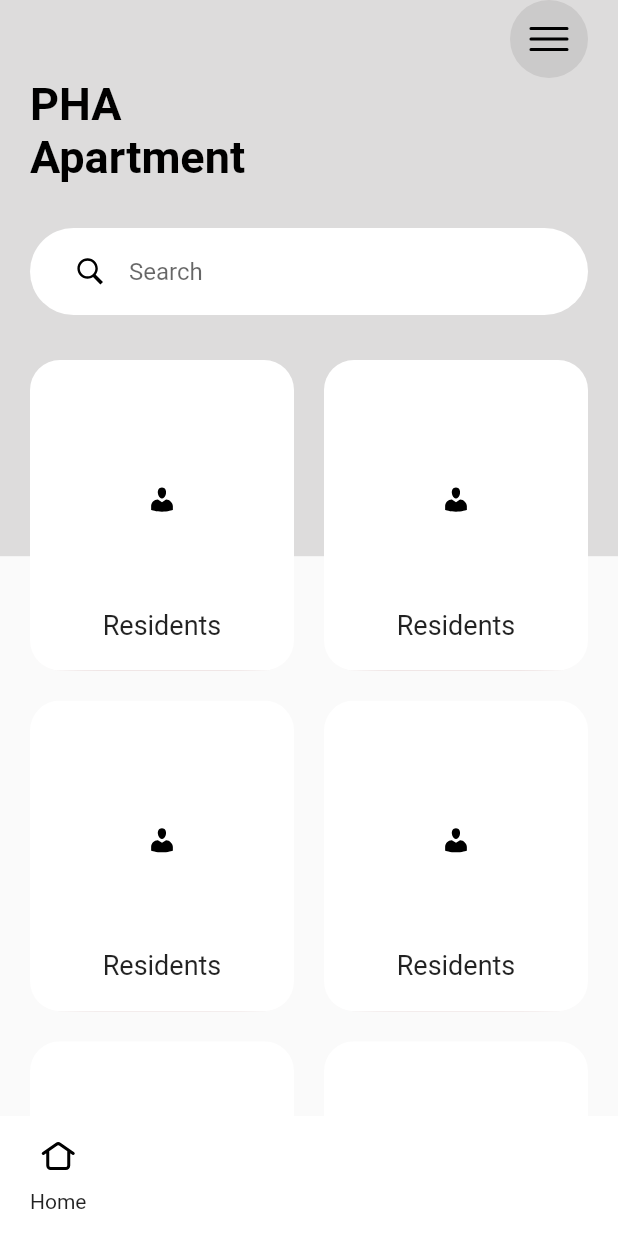
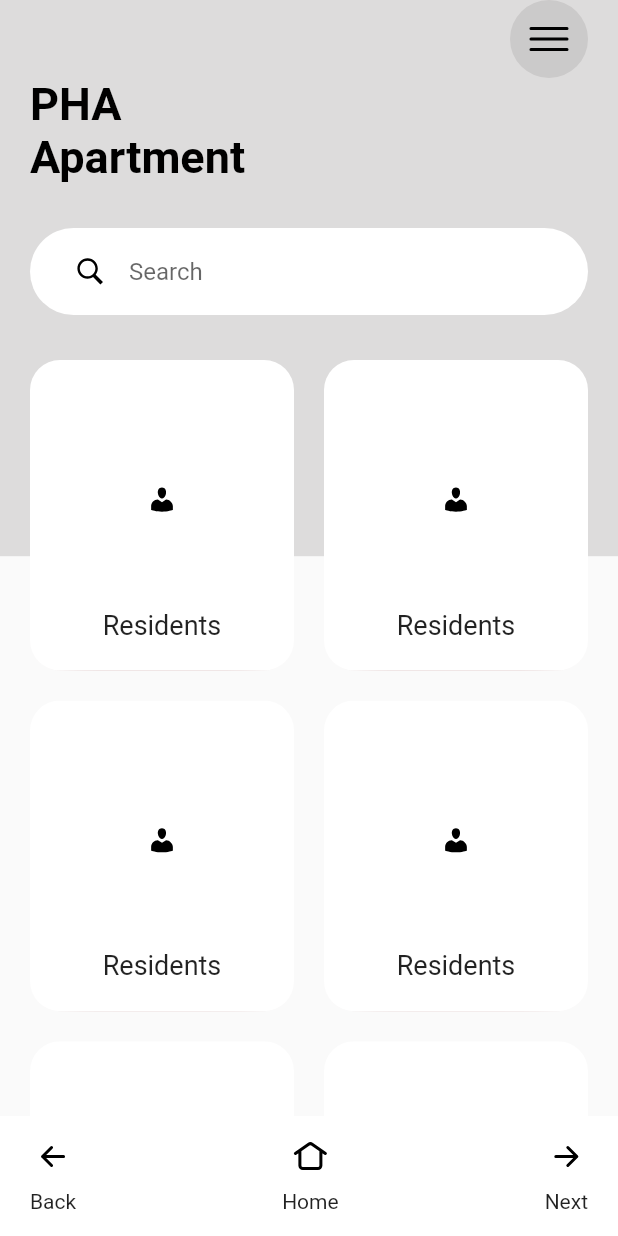
Before and after one commit to PoojaAcharya28/Flat-Managemet-System, a Flutter app: the screen it shows after launch, on a phone screen of 412 x 824 dp. Run offline on Flutter 3.47's test engine with Material 2 defaults, Android fonts, the phone set to English and light mode, and no system bars; our stand-ins replace flutter_svg, pinput.

Commit message:
#Comment code improved

```diff
--- a/lib/dashboard.dart
+++ b/lib/dashboard.dart
@@ -1,37 +1,34 @@
 import 'package:flutter/material.dart';
+import 'package:flutter/scheduler.dart';
 import 'package:flutter_svg/flutter_svg.dart';
+import 'package:my_app/widgets/bottom_nav_bar.dart';
 import 'package:my_app/widgets/category_card.dart';
 
 import 'login.dart';
+import 'modules/detail_screen.dart';
 
-class DashBoard extends StatelessWidget {
+class DashBoard extends StatefulWidget {
 
+  @override
+  State<DashBoard> createState() => _DashBoardState();
+}
+
+class _DashBoardState extends State<DashBoard> {
+
+  // @override
+  // void initState() {
+
+  //   SchedulerBinding.instance.scheduleFrameCallback((timeStamp) {
+
+  //   });
+  //   super.initState();
+  // }
 
   @override
   Widget build(BuildContext context) {
     var size =MediaQuery.of(context).size;   //total height of my phone
     return  Scaffold(
-      bottomNavigationBar: Container(
-        padding: EdgeInsets.symmetric(horizontal:20,vertical: 10 ),
-        height: 80,
-        color: Colors.white,
-        child: Row(
-          children: <Widget>[
-            GestureDetector(
-              child: Column(
-                mainAxisAlignment: MainAxisAlignment.spaceAround,
-                children: <Widget>[
-                  SvgPicture.asset("assets/icons/home2.svg",
-                  ),
-                  Text("Home"),
-
-                ],
-              ),
-            )
-
-          ],
-        ),
-      ),
+      bottomNavigationBar: BottomNavBar(),
       body: Stack(
         children: <Widget>[
           Container(height: size.height * .45 ,   //45% of total height
@@ -107,7 +104,7 @@ class DashBoard extends StatelessWidget {
                         title: "Residents",
                         svgSrc: "assets/icons/admin.svg",
                         press: (){
-                          //Navigator.push(context, MaterialPageRoute(builder: (context) => SecondRoute()),);
+                         // Navigator.push(context, MaterialPageRoute(builder: (context) {return DetailsScreen();}),);
 
                         },
                       ),
@@ -133,6 +130,7 @@ class DashBoard extends StatelessWidget {
                         title: "Residents",
                         svgSrc: "assets/icons/admin.svg",
                         press: (){},
+
                       ),
 
                       CategoryCard(
--- /dev/null
+++ b/lib/modules/detail_screen.dart
@@ -0,0 +1,10 @@
+import 'package:flutter/material.dart';
+
+class DetailsScreen extends StatelessWidget {
+
+
+  @override
+  Widget build(BuildContext context) {
+    return  Container();
+  }
+}
--- /dev/null
+++ b/lib/widgets/bottom_nav_bar.dart
@@ -0,0 +1,73 @@
+import 'package:flutter/material.dart';
+import 'package:flutter_svg/svg.dart';
+
+class BottomNavBar extends StatelessWidget {
+  const BottomNavBar({
+    super.key,
+  });
+
+  @override
+  Widget build(BuildContext context) {
+    return Container(
+      padding: EdgeInsets.symmetric(horizontal:20,vertical: 10 ),
+      height: 80,
+      color: Colors.white,
+      child: Row(
+        mainAxisAlignment: MainAxisAlignment.spaceBetween,
+        children: <Widget>[
+          BottomNavItem(
+
+            svgSrc: "assets/icons/arrowback.svg",
+            title: "Back",
+            press: (){},
+          ),
+          BottomNavItem(
+            title: "Home",
+            svgSrc: "assets/icons/home2.svg",
+            press: (){},
+          ),
+
+          BottomNavItem(
+            title: "Next",
+            svgSrc: "assets/icons/arrowforward.svg",
+            press: (){},
+          )
+
+        ],
+      ),
+    );
+  }
+}
+
+class BottomNavItem extends StatelessWidget {
+  final String svgSrc;
+  final String title;
+  final Function press;
+  final bool isActive;
+
+
+  const BottomNavItem({
+    super.key,
+     required this.svgSrc,
+     required this.title,
+      required this.press,
+       this.isActive = false,
+  });
+
+  @override
+  Widget build(BuildContext context) {
+    return GestureDetector(
+      onTap: press(),
+      child: Column(
+        mainAxisAlignment: MainAxisAlignment.spaceAround,
+        children: <Widget>[
+          SvgPicture.asset(svgSrc,
+          ),
+          Text(title,
+          ),
+
+        ],
+      ),
+    );
+  }
+}
--- a/pubspec.yaml
+++ b/pubspec.yaml
@@ -78,6 +78,8 @@ flutter:
    - assets/icons/home2.svg
    - assets/icons/notification.svg
    - assets/icons/notification1.svg
+   - assets/icons/arrowback.svg
+   - assets/icons/arrowforward.svg
 
 
   #   - images/a_dot_burr.jpeg
```
Also changed, not shown: assets/icons/arrowback.svg (added), assets/icons/arrowforward.svg (added).
